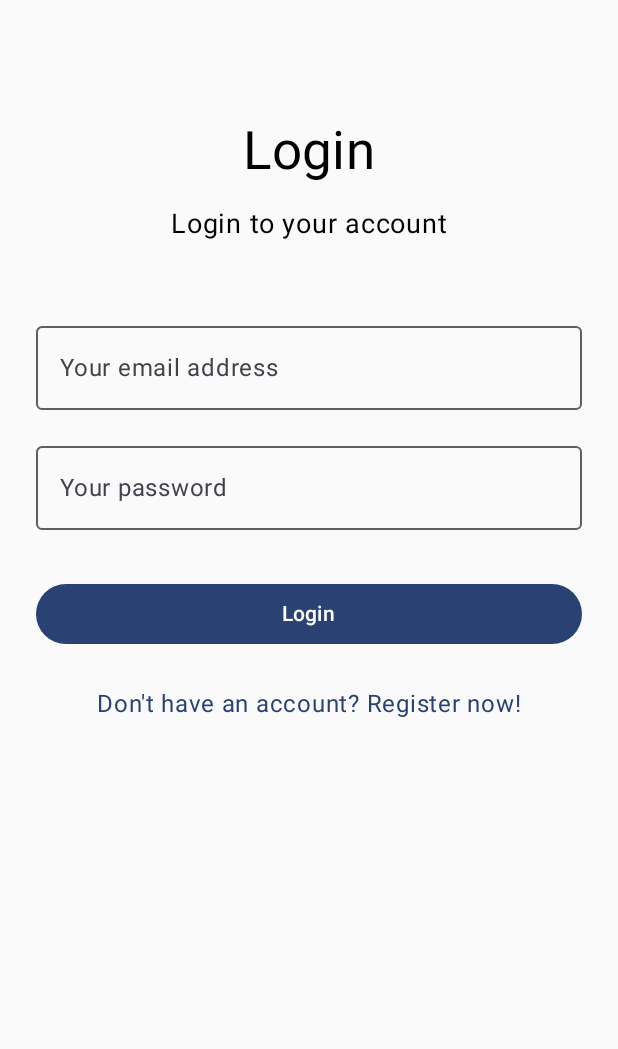
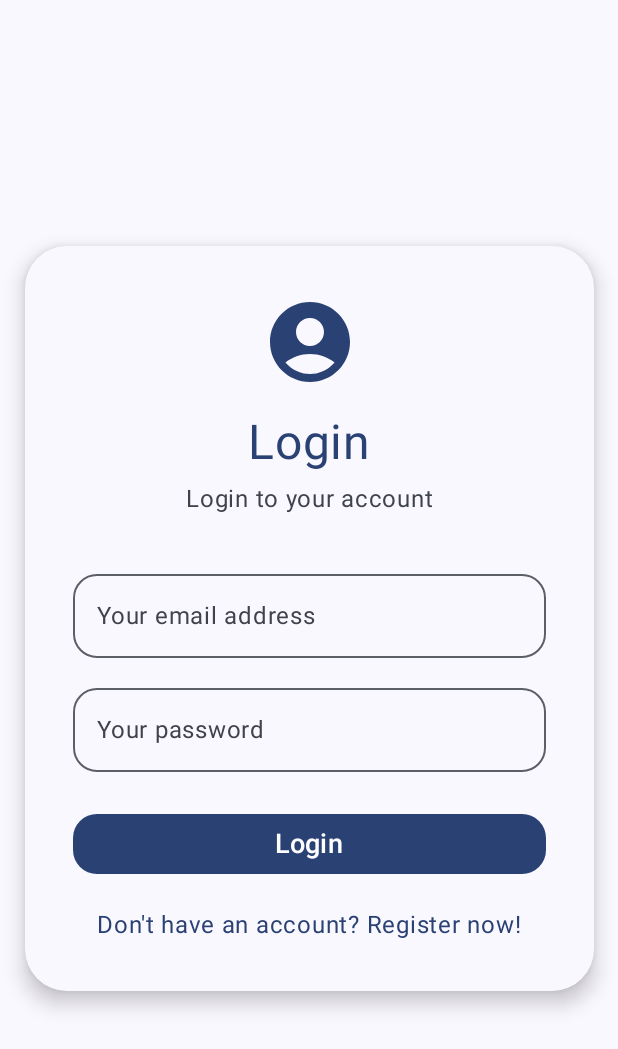
Before and after one commit to HabelJonas/even-money, an Android app built with Jetpack Compose: the screen it shows after launch (MainActivity), after a tap on "Get Started", on a phone screen of 412 x 824 dp. Shown: the top 1049 px of the screen. Run offline under Robolectric (Android 15) with nearby library versions, the phone set to English and light mode, and no system bars; our stand-ins replace Firebase (no records; nobody signed in at launch, a user with empty details on screens opened directly).

Commit message:
Refactor LoginScreen layout and enhance UI components for improved user experience

```diff
--- a/app/src/main/java/com/evenmoney/screens/LoginScreen.kt
+++ b/app/src/main/java/com/evenmoney/screens/LoginScreen.kt
@@ -1,5 +1,6 @@
 package com.evenmoney.screens
 
+import androidx.compose.foundation.background
 import androidx.compose.foundation.clickable
 import androidx.compose.foundation.layout.Arrangement
 import androidx.compose.foundation.layout.Column
@@ -7,9 +8,15 @@ import androidx.compose.foundation.layout.fillMaxSize
 import androidx.compose.foundation.layout.fillMaxWidth
 import androidx.compose.foundation.layout.padding
 import androidx.compose.foundation.layout.size
+import androidx.compose.foundation.shape.RoundedCornerShape
 import androidx.compose.foundation.text.KeyboardOptions
+import androidx.compose.material.icons.Icons
+import androidx.compose.material.icons.filled.AccountCircle
 import androidx.compose.material3.Button
+import androidx.compose.material3.Card
+import androidx.compose.material3.CardDefaults
 import androidx.compose.material3.CircularProgressIndicator
+import androidx.compose.material3.Icon
 import androidx.compose.material3.MaterialTheme
 import androidx.compose.material3.OutlinedTextField
 import androidx.compose.material3.Text
@@ -42,43 +49,61 @@ fun LoginScreen(navController: NavController, authRepository: IAuthRepository) {
         Column(
             modifier = Modifier
                 .fillMaxSize()
-                .padding(horizontal = 24.dp),
-            verticalArrangement = Arrangement.Top,
+                .background(MaterialTheme.colorScheme.background),
+            verticalArrangement = Arrangement.Center,
             horizontalAlignment = Alignment.CenterHorizontally
         ) {
+            Card(
+                modifier = Modifier
+                    .fillMaxWidth(0.92f)
+                    .padding(vertical = 32.dp),
+                shape = RoundedCornerShape(28.dp),
+                elevation = CardDefaults.cardElevation(8.dp),
+                colors = CardDefaults.cardColors(containerColor = MaterialTheme.colorScheme.surface)
+            ) {
+                Column(
+                    modifier = Modifier.padding(32.dp),
+                    horizontalAlignment = Alignment.CenterHorizontally
+                ) {
+                    Icon(
+                        imageVector = Icons.Default.AccountCircle,
+                        contentDescription = "Login Icon",
+                        tint = MaterialTheme.colorScheme.primary,
+                        modifier = Modifier.size(64.dp)
+                    )
                     Text(
                         text = "Login",
-                fontSize = 35.sp,
-                modifier = Modifier.padding(top = 80.dp)
+                        fontSize = 32.sp,
+                        modifier = Modifier.padding(top = 16.dp),
+                        color = MaterialTheme.colorScheme.primary
                     )
-
                     Text(
                         text = "Login to your account",
-                fontSize = 18.sp,
-                modifier = Modifier.padding(top = 16.dp)
+                        fontSize = 16.sp,
+                        modifier = Modifier.padding(top = 6.dp, bottom = 18.dp),
+                        color = MaterialTheme.colorScheme.onSurfaceVariant
                     )
-
                     OutlinedTextField(
                         value = email,
                         onValueChange = { email = it },
                         label = { Text("Your email address") },
                         modifier = Modifier
                             .fillMaxWidth()
-                    .padding(top = 48.dp),
-                keyboardOptions = KeyboardOptions(keyboardType = KeyboardType.Email)
+                            .padding(top = 12.dp),
+                        keyboardOptions = KeyboardOptions(keyboardType = KeyboardType.Email),
+                        shape = RoundedCornerShape(16.dp)
                     )
-
                     OutlinedTextField(
                         value = password,
                         onValueChange = { password = it },
                         label = { Text("Your password") },
                         modifier = Modifier
                             .fillMaxWidth()
-                    .padding(top = 16.dp),
+                            .padding(top = 12.dp),
                         visualTransformation = PasswordVisualTransformation(),
-                keyboardOptions = KeyboardOptions(keyboardType = KeyboardType.Password)
+                        keyboardOptions = KeyboardOptions(keyboardType = KeyboardType.Password),
+                        shape = RoundedCornerShape(16.dp)
                     )
-
                     errorMessage?.let {
                         Text(
                             text = it,
@@ -86,12 +111,10 @@ fun LoginScreen(navController: NavController, authRepository: IAuthRepository) {
                             modifier = Modifier.padding(top = 8.dp)
                         )
                     }
-
                     Button(
                         onClick = {
                             isLoading = true
                             errorMessage = null
-
                             authRepository.login(email, password) { success, error ->
                                 isLoading = false
                                 if (success) {
@@ -106,7 +129,8 @@ fun LoginScreen(navController: NavController, authRepository: IAuthRepository) {
                         enabled = !isLoading,
                         modifier = Modifier
                             .fillMaxWidth()
-                    .padding(top = 32.dp)
+                            .padding(top = 24.dp),
+                        shape = RoundedCornerShape(16.dp)
                     ) {
                         if (isLoading) {
                             CircularProgressIndicator(
@@ -114,17 +138,18 @@ fun LoginScreen(navController: NavController, authRepository: IAuthRepository) {
                                 modifier = Modifier.size(24.dp)
                             )
                         } else {
-                    Text("Login")
+                            Text("Login", fontSize = 18.sp)
                         }
                     }
-
                     Text(
                         text = "Don't have an account? Register now!",
                         modifier = Modifier
-                    .padding(top = 24.dp)
+                            .padding(top = 18.dp)
                             .clickable { navController.navigate("register") },
                         color = MaterialTheme.colorScheme.primary
                     )
+                }
+            }
         }
     }
 }
```
Lines whose indentation alone changed are shown as unchanged.
